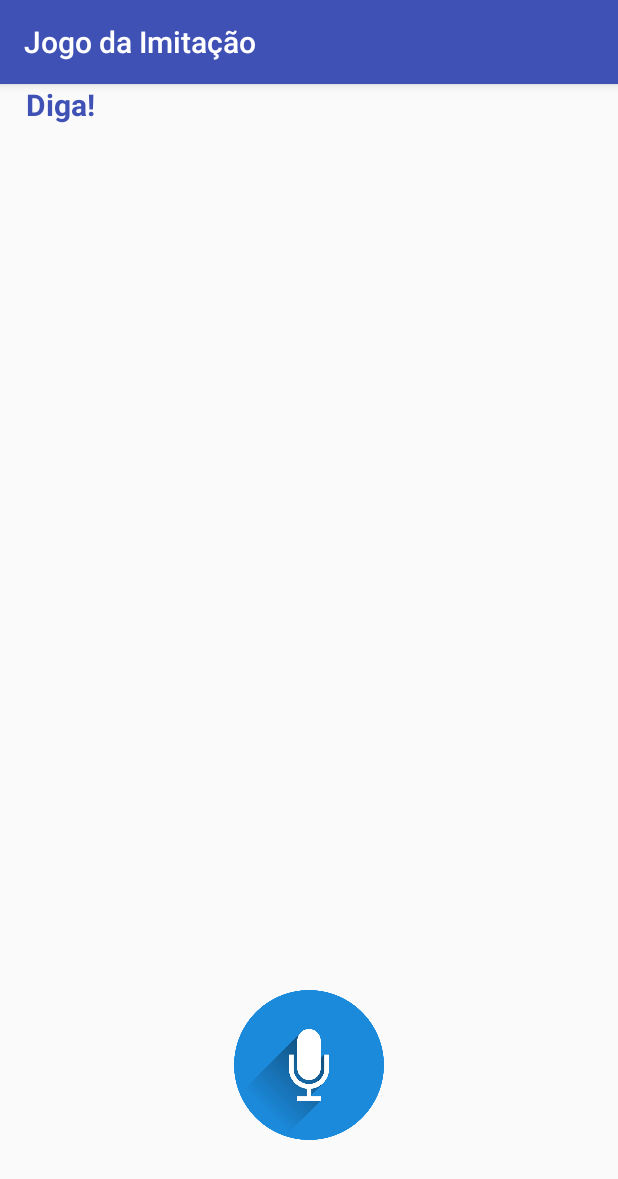
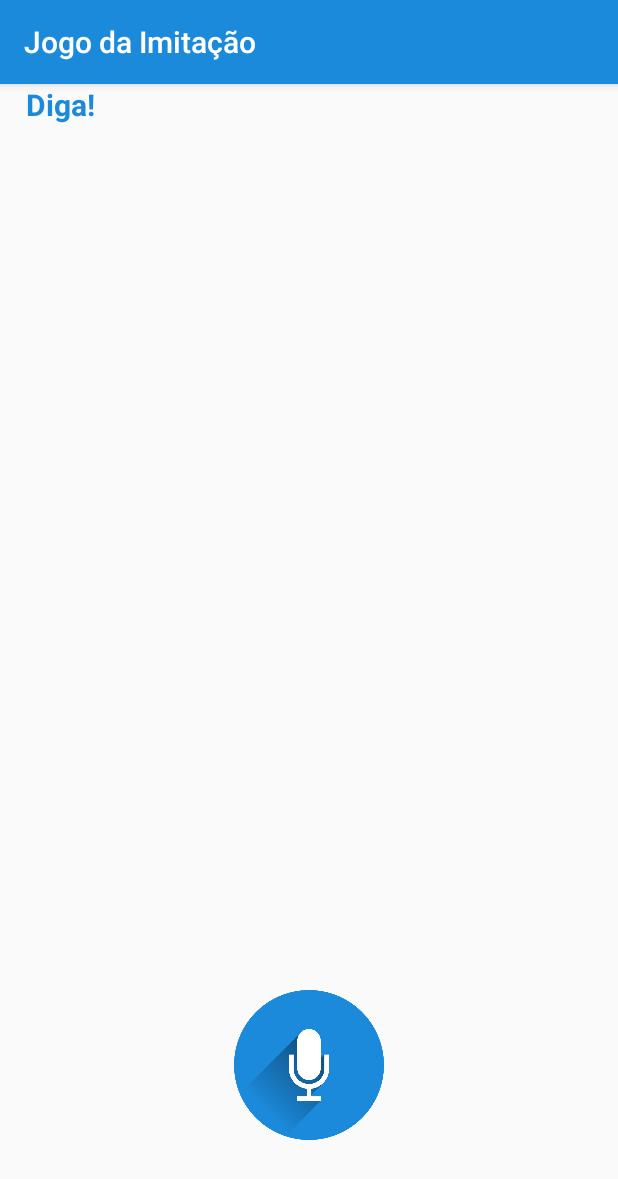
Before and after one commit to paulobazooka/jogo-da-imitacao, an Android app: the screen it shows after launch (MainActivity), on a phone screen of 412 x 824 dp. Shown: the top 1179 px of the screen. Run offline under Robolectric (Android 15) with nearby library versions, the phone set to English and light mode, and no system bars.

Commit message:
mudança de tons de cores e adição de novas cores ao projeto

```diff
--- a/app/src/main/res/values/colors.xml
+++ b/app/src/main/res/values/colors.xml
@@ -1,7 +1,8 @@
 <?xml version="1.0" encoding="utf-8"?>
 <resources>
-    <color name="light_blue">#3F51B5</color>
-    <color name="dark_blue">#303F9F</color>
-    <color name="pink">#FF4081</color>
-    <color name="red">#b31414</color>
+    <color name="light_blue">#1C8ADB</color>
+    <color name="dark_blue">#1271b7</color>
+    <color name="green">#47bf1f</color>
+    <color name="red">#be1d1d</color>
+    <color name="yellow">#e29e0a</color>
 </resources>
```
